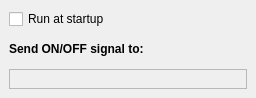
First picture: the form in src/ui/design.ui, repository Odizinne/QMS, before the edit.
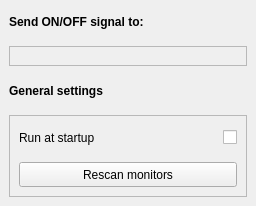
Second picture: the form after the edit.

Commit message: ui changes, added button to rescan monitors

What changed in the file:
```diff
--- a/src/ui/design.ui
+++ b/src/ui/design.ui
@@ -7,7 +7,7 @@
     <x>0</x>
     <y>0</y>
     <width>256</width>
-    <height>98</height>
+    <height>206</height>
    </rect>
   </property>
   <property name="windowTitle">
@@ -18,31 +18,57 @@
     <property name="spacing">
      <number>12</number>
     </property>
-    <item row="0" column="0">
-     <widget class="QCheckBox" name="startup_checkbox">
+    <item row="2" column="0">
+     <widget class="QLabel" name="label_4">
       <property name="minimumSize">
        <size>
         <width>0</width>
-        <height>0</height>
+        <height>25</height>
        </size>
       </property>
-      <property name="layoutDirection">
-       <enum>Qt::LayoutDirection::LeftToRight</enum>
+      <property name="font">
+       <font>
+        <bold>true</bold>
+       </font>
       </property>
       <property name="text">
-       <string>Run at startup</string>
-      </property>
-      <property name="autoRepeat">
-       <bool>false</bool>
+       <string>General settings</string>
       </property>
      </widget>
     </item>
     <item row="1" column="0">
+     <widget class="QFrame" name="monitors_frame">
+      <property name="frameShape">
+       <enum>QFrame::Shape::StyledPanel</enum>
+      </property>
+      <property name="frameShadow">
+       <enum>QFrame::Shadow::Sunken</enum>
+      </property>
+      <layout class="QGridLayout" name="gridLayout_2">
+       <property name="leftMargin">
+        <number>9</number>
+       </property>
+       <property name="topMargin">
+        <number>9</number>
+       </property>
+       <property name="rightMargin">
+        <number>9</number>
+       </property>
+       <property name="bottomMargin">
+        <number>9</number>
+       </property>
+       <property name="spacing">
+        <number>12</number>
+       </property>
+      </layout>
+     </widget>
+    </item>
+    <item row="0" column="0">
      <widget class="QLabel" name="label">
       <property name="minimumSize">
        <size>
         <width>0</width>
-        <height>0</height>
+        <height>25</height>
        </size>
       </property>
       <property name="font">
@@ -55,7 +81,7 @@
       </property>
      </widget>
     </item>
-    <item row="2" column="0">
+    <item row="3" column="0">
      <widget class="QFrame" name="gridFrame">
       <property name="frameShape">
        <enum>QFrame::Shape::StyledPanel</enum>
@@ -63,7 +89,7 @@
       <property name="frameShadow">
        <enum>QFrame::Shadow::Sunken</enum>
       </property>
-      <layout class="QGridLayout" name="gridLayout_2">
+      <layout class="QGridLayout" name="gridLayout_3">
        <property name="leftMargin">
         <number>9</number>
        </property>
@@ -79,6 +105,51 @@
        <property name="spacing">
         <number>12</number>
        </property>
+       <item row="0" column="1">
+        <widget class="QCheckBox" name="startup_checkbox">
+         <property name="minimumSize">
+          <size>
+           <width>0</width>
+           <height>25</height>
+          </size>
+         </property>
+         <property name="layoutDirection">
+          <enum>Qt::LayoutDirection::RightToLeft</enum>
+         </property>
+         <property name="text">
+          <string/>
+         </property>
+         <property name="autoRepeat">
+          <bool>false</bool>
+         </property>
+        </widget>
+       </item>
+       <item row="0" column="0">
+        <widget class="QLabel" name="label_2">
+         <property name="minimumSize">
+          <size>
+           <width>0</width>
+           <height>25</height>
+          </size>
+         </property>
+         <property name="text">
+          <string>Run at startup</string>
+         </property>
+        </widget>
+       </item>
+       <item row="1" column="0" colspan="2">
+        <widget class="QPushButton" name="rescan_button">
+         <property name="minimumSize">
+          <size>
+           <width>0</width>
+           <height>25</height>
+          </size>
+         </property>
+         <property name="text">
+          <string>Rescan monitors</string>
+         </property>
+        </widget>
+       </item>
       </layout>
      </widget>
     </item>
```
The commit also changes 2 other files.
